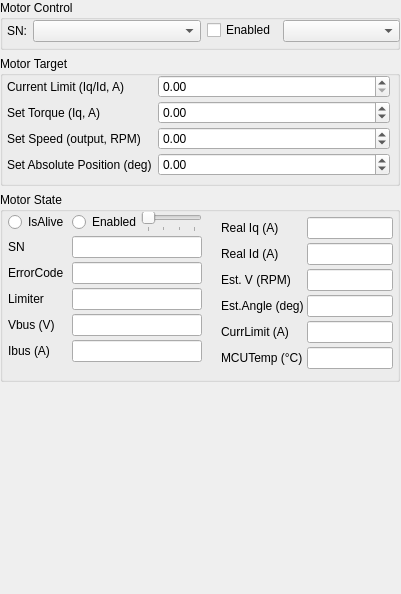
Old version of the form Widgets/MotorDebugger/MotorDebugger.ui in the repository PITECH-MIS/MIS-Pilot.
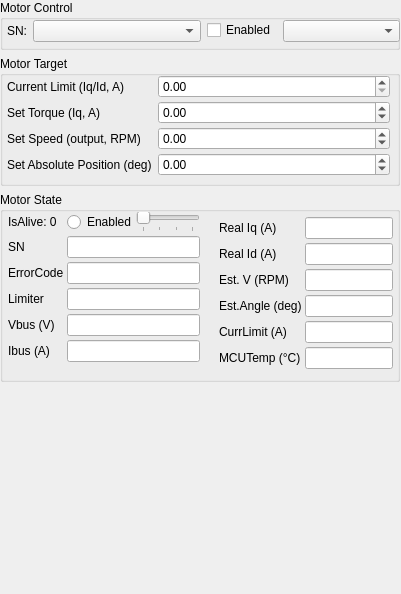
New version of the form. Custom widgets are drawn as their Qt base class.

Commit message: 24/11/9: Make IsAlive display digit

Patch:
```diff
--- a/Widgets/MotorDebugger/MotorDebugger.ui
+++ b/Widgets/MotorDebugger/MotorDebugger.ui
@@ -95,25 +95,6 @@
            <property name="rightMargin">
             <number>8</number>
            </property>
-           <item row="0" column="0">
-            <widget class="QRadioButton" name="motorStateIsAliveButton">
-             <property name="mouseTracking">
-              <bool>false</bool>
-             </property>
-             <property name="focusPolicy">
-              <enum>Qt::FocusPolicy::NoFocus</enum>
-             </property>
-             <property name="text">
-              <string>IsAlive</string>
-             </property>
-             <property name="checkable">
-              <bool>true</bool>
-             </property>
-             <property name="autoExclusive">
-              <bool>false</bool>
-             </property>
-            </widget>
-           </item>
            <item row="0" column="1">
             <layout class="QFormLayout" name="formLayout_14">
              <item row="0" column="0">
@@ -277,6 +258,13 @@
              </property>
             </widget>
            </item>
+           <item row="0" column="0">
+            <widget class="QLabel" name="motorStateIsAliveLabel">
+             <property name="text">
+              <string>IsAlive: 0</string>
+             </property>
+            </widget>
+           </item>
           </layout>
          </item>
          <item>
```
The commit also changes 3 other files.
